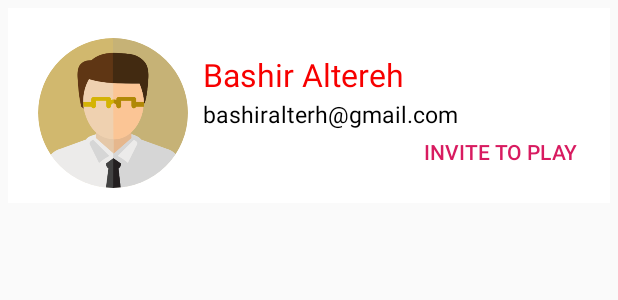
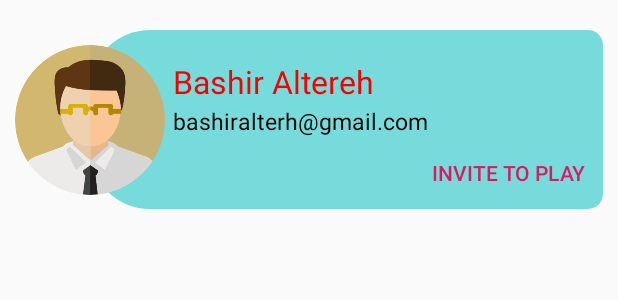
Before and after one commit to BashirAltereh/Challenge, an Android app: the layout user_item.xml on its own in the app's theme, with its tools: preview values and no code run, on a phone screen of 412 x 824 dp. Shown: the top 300 px of the screen. Run offline under Robolectric (Android 15) with nearby library versions, the phone set to English and light mode, and no system bars.

Commit message:
some optimizing

```diff
--- a/app/src/main/AndroidManifest.xml
+++ b/app/src/main/AndroidManifest.xml
@@ -17,7 +17,7 @@
         android:theme="@style/AppTheme"
         tools:ignore="GoogleAppIndexingWarning">
         <activity
-            android:name=".MainActivity"
+            android:name=".Activities.MainActivity"
             android:screenOrientation="portrait">
             <intent-filter>
                 <action android:name="android.intent.action.MAIN" />
@@ -26,7 +26,7 @@
             </intent-filter>
         </activity>
         <activity
-            android:name=".windows_asila"
+            android:name=".Activities.windows_asila"
             android:screenOrientation="portrait" />
         <activity
             android:name=".addPoint"
@@ -84,7 +84,7 @@
                 <data android:scheme="@string/fb_login_protocol_scheme" />
             </intent-filter>
         </activity>
-        <activity android:name=".UsersList"></activity>
+        <activity android:name=".Activities.UsersList"></activity>
     </application>
 
 </manifest>
--- a/app/src/main/java/com/is2all/challenges/GAME.java
+++ b/app/src/main/java/com/is2all/challenges/Helper/GAME.java
@@ -1,4 +1,4 @@
-package com.is2all.challenges;
+package com.is2all.challenges.Helper;
 
 public enum GAME {
     NEW_GAME,RESUME
--- a/app/src/main/java/com/is2all/challenges/databaseClass.java
+++ b/app/src/main/java/com/is2all/challenges/Helper/databaseClass.java
@@ -1,9 +1,11 @@
-package com.is2all.challenges;
+package com.is2all.challenges.Helper;
 
 import android.content.Context;
 import android.database.Cursor;
 import android.database.sqlite.SQLiteDatabase;
 import android.database.sqlite.SQLiteOpenHelper;
+
+import com.is2all.challenges.models.item;
 
 import java.util.ArrayList;
 import java.util.List;
--- a/app/src/main/java/com/is2all/challenges/OnstartGame.java
+++ b/app/src/main/java/com/is2all/challenges/OnstartGame.java
@@ -1,4 +1,6 @@
 package com.is2all.challenges;
+
+import com.is2all.challenges.Helper.GAME;
 
 public interface OnstartGame {
     void onStartGameListner(GAME game);
--- a/app/src/main/java/com/is2all/challenges/TEmp.java
+++ b/app/src/main/java/com/is2all/challenges/TEmp.java
@@ -43,6 +43,8 @@ import com.google.firebase.database.FirebaseDatabase;
 import com.google.firebase.database.ValueEventListener;
 import com.google.firebase.iid.FirebaseInstanceId;
 import com.google.gson.Gson;
+import com.is2all.challenges.Activities.UsersList;
+import com.is2all.challenges.Activities.windows_asila;
 import com.is2all.challenges.Helper.Utils;
 import com.is2all.challenges.models.User;
 
@@ -218,7 +220,7 @@ public class TEmp extends AppCompatActivity implements View.OnClickListener {
         MediaPlayer media2 = MediaPlayer.create(this, R.raw.sound_click);
         media2.start();
 
-        Intent windows_asila = new Intent(this, windows_asila.class);
+        Intent windows_asila = new Intent(this, com.is2all.challenges.Activities.windows_asila.class);
         windows_asila.putExtra("rtn", true);
         startActivity(windows_asila);
     }
--- a/app/src/main/java/com/is2all/challenges/fragments/customFragment.java
+++ b/app/src/main/java/com/is2all/challenges/fragments/customFragment.java
@@ -11,7 +11,7 @@ import android.view.LayoutInflater;
 import android.view.View;
 import android.view.ViewGroup;
 
-import com.is2all.challenges.GAME;
+import com.is2all.challenges.Helper.GAME;
 import com.is2all.challenges.Helper.Utils;
 import com.is2all.challenges.OnstartGame;
 import com.is2all.challenges.R;
--- a/app/src/main/java/com/is2all/challenges/item.java
+++ b/app/src/main/java/com/is2all/challenges/models/item.java
@@ -1,4 +1,4 @@
-package com.is2all.challenges;
+package com.is2all.challenges.models;
 
 public class item {
 
--- a/app/src/main/java/com/is2all/challenges/pushNotification/MyFirebaseMessagingService.java
+++ b/app/src/main/java/com/is2all/challenges/pushNotification/MyFirebaseMessagingService.java
@@ -13,7 +13,7 @@ import android.util.Log;
 
 import com.google.firebase.messaging.FirebaseMessagingService;
 import com.google.firebase.messaging.RemoteMessage;
-import com.is2all.challenges.MainActivity;
+import com.is2all.challenges.Activities.MainActivity;
 import com.is2all.challenges.R;
 
 public class MyFirebaseMessagingService extends FirebaseMessagingService {
--- /dev/null
+++ b/app/src/main/res/drawable/back_user.xml
@@ -0,0 +1,22 @@
+<?xml version="1.0" encoding="utf-8"?>
+<layer-list xmlns:android="http://schemas.android.com/apk/res/android" >
+    <item>
+        <shape android:shape="rectangle" android:padding="10dp">
+            <corners
+                android:topRightRadius="10dp"
+                android:bottomRightRadius="10dp"
+                android:bottomLeftRadius="40dp"
+                android:topLeftRadius="40dp"
+                />
+            <solid
+                android:color="@color/blue"
+                />
+        </shape>
+    </item>
+    <!--<item android:drawable="@drawable/frag_question"-->
+    <!--android:bottom="20dp"-->
+    <!--android:left="20dp"-->
+    <!--android:right="20dp"-->
+    <!--android:top="20dp"-->
+    <!--/>-->
+</layer-list>
--- a/app/src/main/res/layout/activity_main.xml
+++ b/app/src/main/res/layout/activity_main.xml
@@ -6,7 +6,7 @@
     android:layout_width="match_parent"
     android:layout_height="match_parent"
     android:background="@drawable/back_question"
-    tools:context="com.is2all.challenges.windows_asila"
+    tools:context="com.is2all.challenges.Activities.windows_asila"
 
     >
 
--- a/app/src/main/res/layout/activity_users_list.xml
+++ b/app/src/main/res/layout/activity_users_list.xml
@@ -5,7 +5,7 @@
     android:layout_width="match_parent"
     android:layout_height="match_parent"
     android:background="@color/light_gray"
-    tools:context=".UsersList">
+    tools:context=".Activities.UsersList">
 
     <android.support.v7.widget.Toolbar
         android:id="@+id/tool_bar"
--- a/app/src/main/res/layout/user_item.xml
+++ b/app/src/main/res/layout/user_item.xml
@@ -3,19 +3,21 @@
     android:layout_width="match_parent"
     android:layout_height="wrap_content"
     xmlns:app="http://schemas.android.com/apk/res-auto"
-    android:background="#FFF"
     android:padding="10dp"
-    android:layout_margin="5dp"
+    android:layout_marginBottom="5dp"
     >
-    <com.is2all.challenges.Helper.CircleImageView
-        android:layout_width="100dp"
-        android:layout_height="100dp"
-        android:id="@+id/iv_user_icon"
+
+    <android.support.constraint.ConstraintLayout
+        android:layout_width="match_parent"
+        android:layout_height="match_parent"
+        android:background="@drawable/back_user"
+        app:layout_constraintWidth_percent="0.7"
         app:layout_constraintTop_toTopOf="parent"
-        app:layout_constraintStart_toStartOf="parent"
-        android:layout_margin="10dp"
-        android:src="@drawable/ic_profile_male"
-        />
+        android:layout_marginTop="10dp"
+        app:layout_constraintBottom_toBottomOf="parent"
+        android:layout_marginStart="50dp"
+        app:layout_constraintStart_toEndOf="@id/iv_user_icon">
+
 
     <TextView
         android:layout_width="wrap_content"
@@ -23,9 +25,10 @@
         android:id="@+id/tv_user_name"
         android:text="Bashir Altereh"
         app:layout_constraintTop_toTopOf="parent"
+        app:layout_constraintStart_toStartOf="parent"
         app:layout_constraintStart_toEndOf="@id/iv_user_icon"
         android:layout_marginTop="20dp"
-        android:layout_marginStart="10dp"
+        android:layout_marginStart="55dp"
         android:textSize="21sp"
         android:textColor="@color/red"
         />
@@ -35,10 +38,12 @@
         android:layout_height="wrap_content"
         android:id="@+id/tv_email"
         android:text="bashiralterh@gmail.com"
+        app:layout_constraintStart_toStartOf="parent"
+
         app:layout_constraintTop_toBottomOf="@id/tv_user_name"
         app:layout_constraintStart_toEndOf="@id/iv_user_icon"
         android:layout_marginTop="1dp"
-        android:layout_marginStart="10dp"
+        android:layout_marginStart="55dp"
         android:textSize="15sp"
         android:textColor="@color/black"
         />
@@ -49,8 +54,19 @@
         android:id="@+id/btn_invite"
         style="@style/Widget.AppCompat.Button.Borderless.Colored"
         app:layout_constraintEnd_toEndOf="parent"
+        app:layout_constraintTop_toBottomOf="@id/tv_email"
         app:layout_constraintBottom_toBottomOf="parent"
         android:layout_height="wrap_content" />
 
-
+    </android.support.constraint.ConstraintLayout>
+    <com.is2all.challenges.Helper.CircleImageView
+        android:layout_width="100dp"
+        android:layout_height="100dp"
+        android:id="@+id/iv_user_icon"
+        app:layout_constraintTop_toTopOf="parent"
+        app:layout_constraintBottom_toBottomOf="parent"
+        app:layout_constraintStart_toStartOf="parent"
+        android:layout_marginTop="10dp"
+        android:src="@drawable/ic_profile_male"
+        />
 </android.support.constraint.ConstraintLayout>
```
Also changed, not shown: app/src/main/java/com/is2all/challenges/Activities/UsersList.java (renamed from app/src/main/java/com/is2all/challenges/UsersList.java, +7 -1 lines), app/src/main/java/com/is2all/challenges/Activities/windows_asila.java (renamed from app/src/main/java/com/is2all/challenges/windows_asila.java, +6 -1 lines), app/src/main/java/com/is2all/challenges/MainActivity.java (deleted, +0 -315 lines), app/src/main/java/com/is2all/challenges/adapters/UserAdapter.java (+23 -8 lines).
